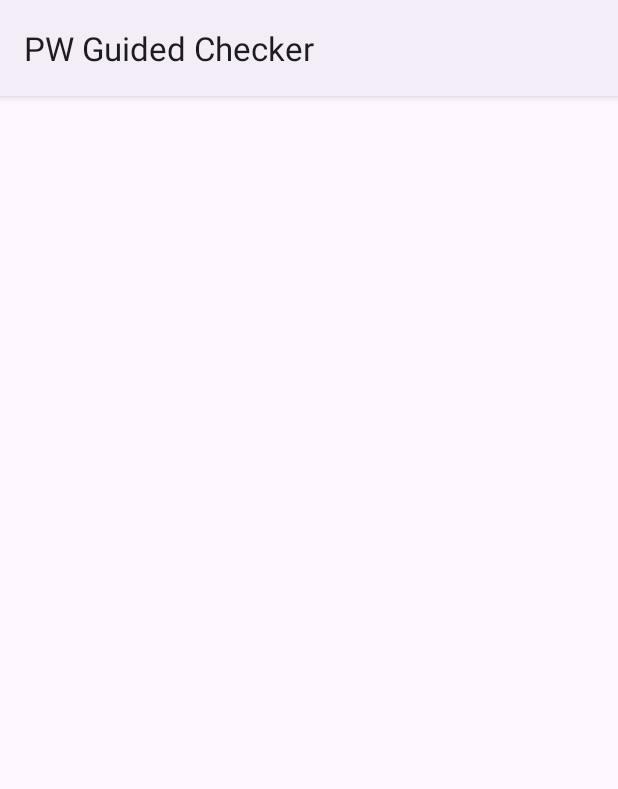
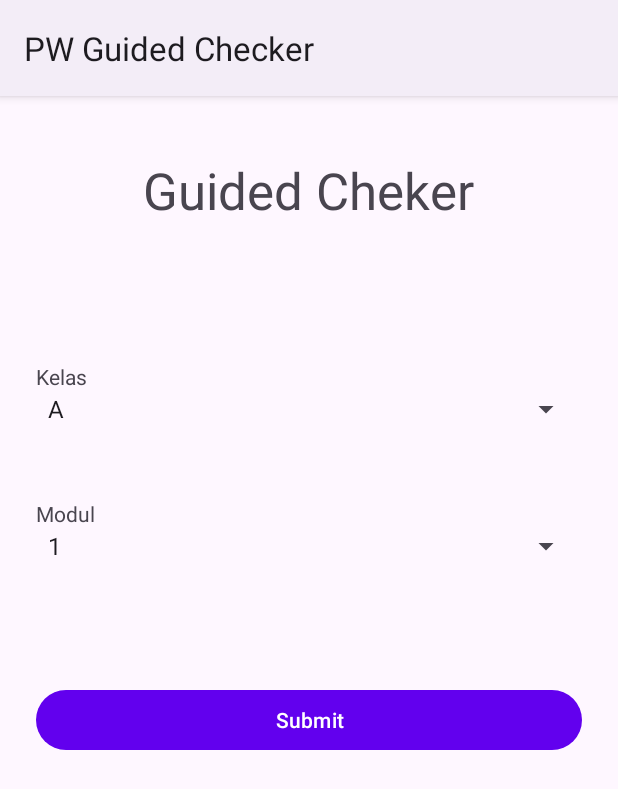
Before and after one commit to DanielRickyA/Guided_Checker_Android, an Android app: the screen it shows after launch (MainActivity), on a phone screen of 412 x 824 dp. Shown: the top 789 px of the screen. Run offline under Robolectric (Android 15) with nearby library versions, the phone set to English and light mode, and no system bars.

```diff
--- a/app/build.gradle
+++ b/app/build.gradle
@@ -54,4 +54,7 @@ dependencies {
     // Coroutine
     implementation "org.jetbrains.kotlinx:kotlinx-coroutines-core:1.6.4"
     implementation "org.jetbrains.kotlinx:kotlinx-coroutines-android:1.6.4"
+
+    // Swipe Refresh Layout
+    implementation "androidx.swiperefreshlayout:swiperefreshlayout:1.1.0"
 }
--- a/app/src/main/AndroidManifest.xml
+++ b/app/src/main/AndroidManifest.xml
@@ -15,6 +15,9 @@
         android:usesCleartextTraffic="true"
         tools:targetApi="31">
         <activity
+            android:name=".Koreksi"
+            android:exported="false" />
+        <activity
             android:name=".MainActivity"
             android:exported="true">
             <intent-filter>
--- a/app/src/main/java/com/example/guided_checker/data/remote/api/ApiService.kt
+++ b/app/src/main/java/com/example/guided_checker/data/remote/api/ApiService.kt
@@ -2,6 +2,7 @@ package com.example.guided_checker.data.remote.api
 
 import com.example.guided_checker.data.remote.model.ApiResponse
 import com.example.guided_checker.data.remote.model.MahasiswaWithStatus
+import com.example.guided_checker.data.remote.model.StatusPresensi
 import retrofit2.http.Field
 import retrofit2.http.FormUrlEncoded
 import retrofit2.http.GET
@@ -21,5 +22,5 @@ interface ApiService {
         @Field("id_mahasiswa") idMahasiswa: String,
         @Field("modul") modul: String,
         @Field("status") status: String = "1"
-    ): ApiResponse<Nothing>
+    ): ApiResponse<StatusPresensi>
 }
--- a/app/src/main/java/com/example/guided_checker/data/remote/service/ApiConfig.kt
+++ b/app/src/main/java/com/example/guided_checker/data/remote/service/ApiConfig.kt
@@ -18,7 +18,7 @@ object ApiConfig {
 
     fun getApiService(): ApiService {
         val retrofit = Retrofit.Builder()
-            .baseUrl("http://192.168.18.184/Guided_Checker/public/api/") // BASE URL HERE --> 'localhost'/'127.0.0.1' diganti dengan IP Address laptop
+            .baseUrl("https://backend-raka.danielriq221.com/public/api/") // BASE URL HERE --> 'localhost'/'127.0.0.1' diganti dengan IP Address laptop
             .addConverterFactory(GsonConverterFactory.create())
             .client(client)
             .build()
--- a/app/src/main/res/layout/activity_main.xml
+++ b/app/src/main/res/layout/activity_main.xml
@@ -7,13 +7,69 @@
     tools:context=".MainActivity">
 
     <TextView
-        android:id="@+id/helloWorldElement"
-        android:layout_width="0dp"
+        android:id="@+id/judul"
+        style="@style/TextAppearance.AppCompat.Display1"
+        android:layout_width="wrap_content"
         android:layout_height="wrap_content"
-        android:padding="16dp"
-        android:text="Hello World!"
+        android:layout_marginTop="40dp"
+        android:text="Guided Cheker"
         app:layout_constraintEnd_toEndOf="parent"
+        app:layout_constraintHorizontal_bias="0.497"
         app:layout_constraintStart_toStartOf="parent"
         app:layout_constraintTop_toTopOf="parent" />
 
+    <Spinner
+        android:id="@+id/listKelas"
+        android:layout_width="match_parent"
+        android:layout_height="wrap_content"
+        android:layout_marginStart="24dp"
+        android:layout_marginEnd="24dp"
+        android:entries="@array/kelas"
+        app:layout_constraintEnd_toEndOf="parent"
+        app:layout_constraintHorizontal_bias="1.0"
+        app:layout_constraintStart_toStartOf="parent"
+        app:layout_constraintTop_toBottomOf="@+id/textView2" />
+
+    <Spinner
+        android:id="@+id/listModul"
+        android:layout_width="match_parent"
+        android:layout_height="wrap_content"
+        android:layout_marginStart="24dp"
+        android:layout_marginEnd="24dp"
+        android:entries="@array/modul"
+        app:layout_constraintEnd_toEndOf="parent"
+        app:layout_constraintHorizontal_bias="1.0"
+        app:layout_constraintStart_toStartOf="parent"
+        app:layout_constraintTop_toBottomOf="@+id/textView3" />
+
+    <TextView
+        android:id="@+id/textView2"
+        android:layout_width="wrap_content"
+        android:layout_height="wrap_content"
+        android:layout_marginStart="24dp"
+        android:layout_marginTop="92dp"
+        android:text="Kelas"
+        app:layout_constraintStart_toStartOf="parent"
+        app:layout_constraintTop_toBottomOf="@+id/judul" />
+
+    <TextView
+        android:id="@+id/textView3"
+        android:layout_width="wrap_content"
+        android:layout_height="wrap_content"
+        android:layout_marginTop="48dp"
+        android:text="Modul"
+        app:layout_constraintStart_toStartOf="@+id/listKelas"
+        app:layout_constraintTop_toBottomOf="@+id/listKelas" />
+
+    <Button
+        android:id="@+id/button"
+        android:layout_width="match_parent"
+        android:layout_height="wrap_content"
+        android:layout_marginStart="24dp"
+        android:layout_marginTop="80dp"
+        android:layout_marginEnd="24dp"
+        android:text="Submit"
+        app:layout_constraintEnd_toEndOf="parent"
+        app:layout_constraintStart_toStartOf="parent"
+        app:layout_constraintTop_toBottomOf="@+id/listModul" />
 </androidx.constraintlayout.widget.ConstraintLayout>
--- a/app/src/main/res/values/strings.xml
+++ b/app/src/main/res/values/strings.xml
@@ -1,3 +1,25 @@
 <resources>
     <string name="app_name">PW Guided Checker</string>
+    <string-array name="kelas">
+        <item>A</item>
+        <item>B</item>
+        <item>C</item>
+        <item>D</item>
+    </string-array>
+    <string-array name="modul">
+        <item>1</item>
+        <item>2</item>
+        <item>3</item>
+        <item>4</item>
+        <item>5</item>
+        <item>6</item>
+        <item>7</item>
+        <item>8</item>
+        <item>9</item>
+        <item>10</item>
+        <item>11</item>
+        <item>12</item>
+        <item>13</item>
+        <item>14</item>
+    </string-array>
 </resources>
```
Also changed, not shown: app/src/main/java/com/example/guided_checker/Koreksi.kt (added, +87 -0 lines), app/src/main/java/com/example/guided_checker/MahasiswaAdapter.kt (added, +60 -0 lines), app/src/main/java/com/example/guided_checker/MainActivity.kt (+11 -15 lines), app/src/main/res/layout/activity_koreksi.xml (added, +46 -0 lines), app/src/main/res/layout/item_mahasiswa.xml (+7 -5 lines).
